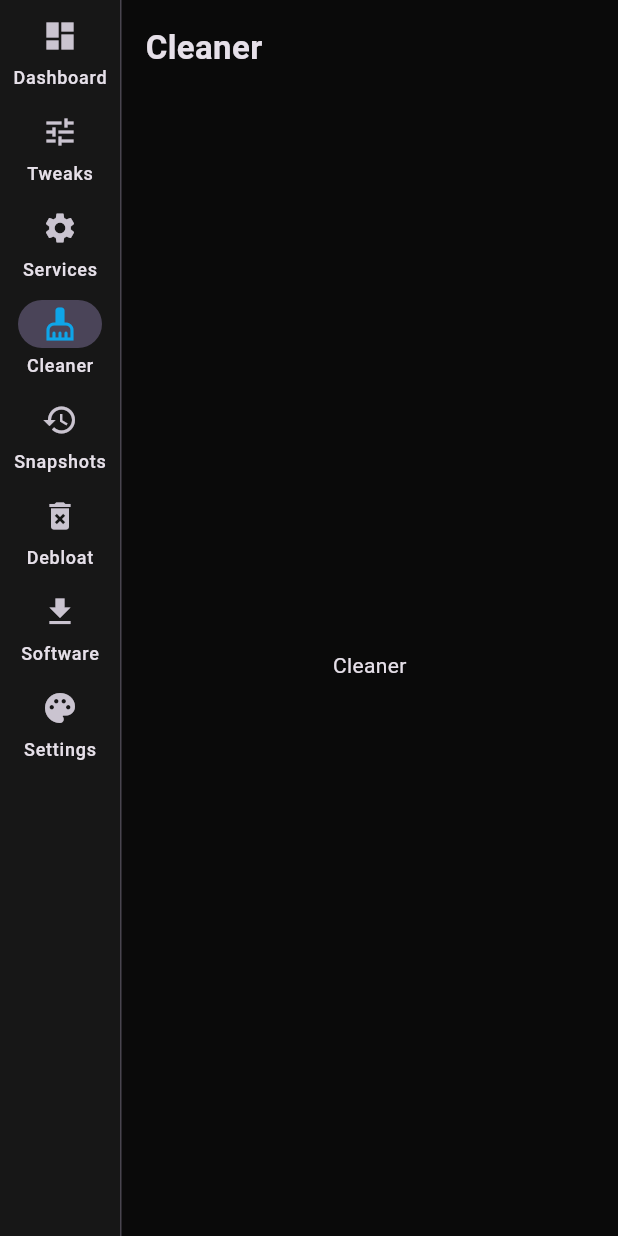
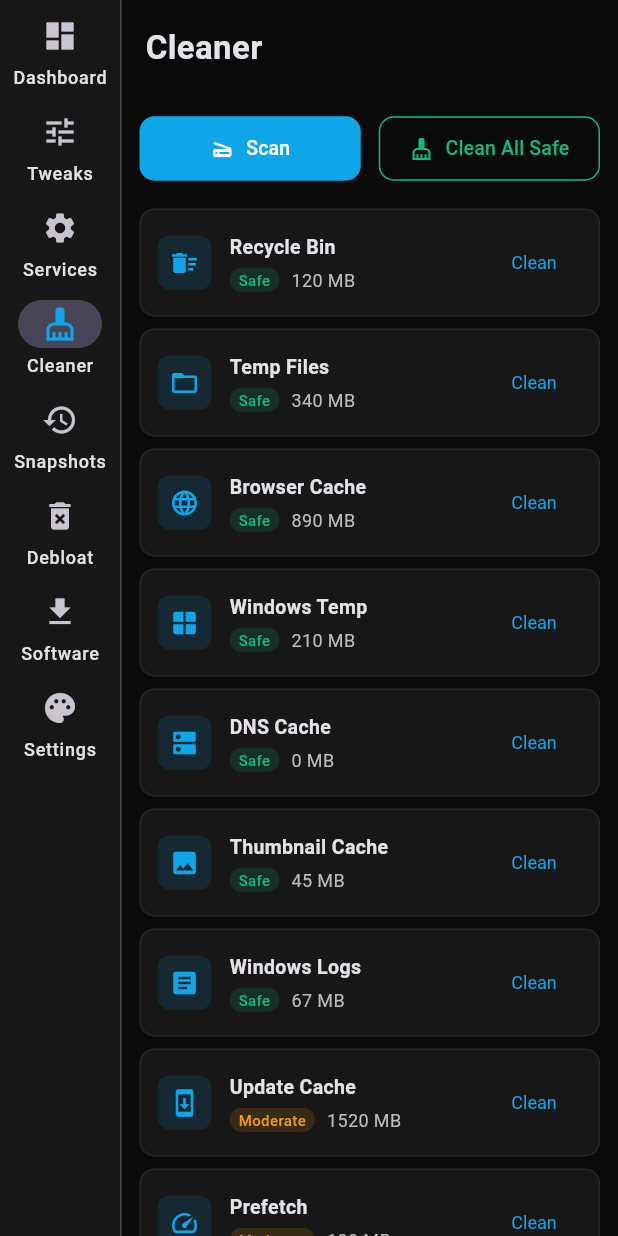
Before and after one commit to YousefMohiey/ZingerBoost, a Flutter app: the screen it shows after launch, after a tap on "Tweaks", after a tap on "Services", after a tap on "Cleaner", on a phone screen of 412 x 824 dp. Run offline on Flutter 3.47's test engine with Material 3 defaults, Android fonts, the phone set to English and light mode, and no system bars.

Commit message:
feat: all 8 pages — Dashboard, Tweaks, Services, Cleaner, Snapshots, Debloat, Software, Settings
All pages in separate files. Brackets balanced in all 8 files.
Self-contained widgets — no cross-file imports except main.dart.

```diff
--- /dev/null
+++ b/zingerboost_flutter/lib/cleaner_page.dart
@@ -0,0 +1,85 @@
+import 'package:flutter/material.dart';
+
+class CleanerPage extends StatelessWidget {
+  const CleanerPage({super.key});
+
+  static const _items = [
+    _Cln(Icons.delete_sweep, 'Recycle Bin', 'Safe', 120),
+    _Cln(Icons.folder_open, 'Temp Files', 'Safe', 340),
+    _Cln(Icons.language, 'Browser Cache', 'Safe', 890),
+    _Cln(Icons.window, 'Windows Temp', 'Safe', 210),
+    _Cln(Icons.dns, 'DNS Cache', 'Safe', 0),
+    _Cln(Icons.image, 'Thumbnail Cache', 'Safe', 45),
+    _Cln(Icons.article, 'Windows Logs', 'Safe', 67),
+    _Cln(Icons.system_update, 'Update Cache', 'Moderate', 1520),
+    _Cln(Icons.speed, 'Prefetch', 'Moderate', 180),
+  ];
+
+  @override Widget build(BuildContext c) {
+    return ListView(padding: const EdgeInsets.all(12), children: [
+      Row(children: [
+        Expanded(
+          child: ElevatedButton.icon(
+            onPressed: () => ScaffoldMessenger.of(c).showSnackBar(const SnackBar(content: Text('Scanning complete!'))),
+            icon: const Icon(Icons.scanner, size: 16),
+            label: const Text('Scan', style: TextStyle(fontSize: 13)),
+            style: ElevatedButton.styleFrom(
+              foregroundColor: Colors.white, backgroundColor: const Color(0xFF0EA5E9),
+              padding: const EdgeInsets.symmetric(vertical: 12), shape: RoundedRectangleBorder(borderRadius: BorderRadius.circular(10)))),
+        ),
+        const SizedBox(width: 12),
+        Expanded(
+          child: OutlinedButton.icon(
+            onPressed: () => ScaffoldMessenger.of(c).showSnackBar(const SnackBar(content: Text('Safe items cleaned!'))),
+            icon: const Icon(Icons.cleaning_services, size: 16),
+            label: const Text('Clean All Safe', style: TextStyle(fontSize: 13)),
+            style: OutlinedButton.styleFrom(
+              foregroundColor: const Color(0xFF10B981), side: const BorderSide(color: Color(0xFF10B981)),
+              padding: const EdgeInsets.symmetric(vertical: 12), shape: RoundedRectangleBorder(borderRadius: BorderRadius.circular(10)))),
+        ),
+      ]),
+      const SizedBox(height: 16),
+      ..._items.map((i) => Card(
+        color: const Color(0xFF171717),
+        margin: const EdgeInsets.only(bottom: 8),
+        shape: RoundedRectangleBorder(borderRadius: BorderRadius.circular(10), side: const BorderSide(color: Color(0xFF262626))),
+        child: Padding(padding: const EdgeInsets.all(12), child: Row(children: [
+          Container(
+            padding: const EdgeInsets.all(8),
+            decoration: BoxDecoration(color: const Color(0xFF0EA5E9).withOpacity(0.12), borderRadius: BorderRadius.circular(8)),
+            child: Icon(i.icon, color: const Color(0xFF0EA5E9), size: 20)),
+          const SizedBox(width: 12),
+          Expanded(child: Column(crossAxisAlignment: CrossAxisAlignment.start, children: [
+            Text(i.name, style: const TextStyle(fontWeight: FontWeight.w600, fontSize: 13)),
+            const SizedBox(height: 4),
+            Row(children: [
+              Container(
+                padding: const EdgeInsets.symmetric(horizontal: 6, vertical: 1),
+                decoration: BoxDecoration(
+                  color: i.risk == 'Safe' ? const Color(0xFF10B981).withOpacity(0.15) : const Color(0xFFF59E0B).withOpacity(0.15),
+                  borderRadius: BorderRadius.circular(20)),
+                child: Text(i.risk, style: TextStyle(
+                  color: i.risk == 'Safe' ? const Color(0xFF10B981) : const Color(0xFFF59E0B),
+                  fontSize: 10, fontWeight: FontWeight.w500)),
+              ),
+              const SizedBox(width: 8),
+              Text('${i.size} MB', style: TextStyle(color: Colors.grey.shade400, fontSize: 12)),
+            ]),
+          ])),
+          TextButton(
+            onPressed: () => ScaffoldMessenger.of(c).showSnackBar(SnackBar(content: Text('${i.name} cleaned!'))),
+            style: TextButton.styleFrom(
+              foregroundColor: const Color(0xFF0EA5E9), padding: const EdgeInsets.symmetric(horizontal: 12, vertical: 6), textStyle: const TextStyle(fontSize: 12)),
+            child: const Text('Clean')),
+        ])),
+      )),
+    ]);
+  }
+}
+
+class _Cln {
+  final IconData icon;
+  final String name, risk;
+  final int size;
+  const _Cln(this.icon, this.name, this.risk, this.size);
+}
--- a/zingerboost_flutter/lib/main.dart
+++ b/zingerboost_flutter/lib/main.dart
@@ -1,6 +1,11 @@
 import 'package:flutter/material.dart';
 import 'dash_page.dart';
 import 'tweaks_page.dart';
+import 'services_page.dart';
+import 'cleaner_page.dart';
+import 'snapshots_page.dart';
+import 'debloat_page.dart';
+import 'software_page.dart';
 
 void main() {
   WidgetsFlutterBinding.ensureInitialized();
@@ -49,11 +54,11 @@
   final _pages = const [
     DashPage(),
     TweaksPage(),
-    Center(child: Text('Services')),
-    Center(child: Text('Cleaner')),
-    Center(child: Text('Snapshots')),
-    Center(child: Text('Debloat')),
-    Center(child: Text('Software')),
+    ServicesPage(),
+    CleanerPage(),
+    SnapshotsPage(),
+    DebloatPage(),
+    SoftwarePage(),
     SettPage(),
   ];
   @override
--- /dev/null
+++ b/zingerboost_flutter/lib/services_page.dart
@@ -0,0 +1,81 @@
+import 'package:flutter/material.dart';
+
+class ServicesPage extends StatelessWidget {
+  const ServicesPage({super.key});
+
+  static const _services = [
+    _Svc('DPS', 'Diagnostic Policy Service', true),
+    _Svc('WdiServiceHost', 'Diagnostic Service Host', false),
+    _Svc('WdiSystemHost', 'Diagnostic System Host', true),
+    _Svc('SysMain', 'SysMain (Superfetch)', true),
+    _Svc('WSearch', 'Windows Search', true),
+    _Svc('wuauserv', 'Windows Update', true),
+    _Svc('BITS', 'Background Intelligent Transfer', false),
+    _Svc('TabletInputService', 'Touch Keyboard & Handwriting', true),
+    _Svc('XblAuthManager', 'Xbox Live Auth Manager', true),
+    _Svc('XblGameSave', 'Xbox Live Game Save', false),
+    _Svc('XboxNetApiSvc', 'Xbox Live Networking', true),
+    _Svc('dmwappushservice', 'Device Management WAP Push', true),
+  ];
+
+  @override Widget build(BuildContext c) {
+    return ListView(padding: const EdgeInsets.all(12), children: [
+      Container(
+        margin: const EdgeInsets.only(bottom: 12),
+        padding: const EdgeInsets.symmetric(horizontal: 14, vertical: 10),
+        decoration: BoxDecoration(color: const Color(0xFFEF4444).withOpacity(0.12), borderRadius: BorderRadius.circular(10)),
+        child: Row(children: [
+          Icon(Icons.warning_amber_rounded, color: const Color(0xFFEF4444), size: 18),
+          const SizedBox(width: 10),
+          const Expanded(child: Text('Disabling critical services may break functionality. Proceed with caution.', style: TextStyle(fontSize: 12, color: Colors.white70))),
+        ]),
+      ),
+      ..._services.map((s) => Card(
+        color: const Color(0xFF171717),
+        margin: const EdgeInsets.only(bottom: 8),
+        shape: RoundedRectangleBorder(borderRadius: BorderRadius.circular(10), side: const BorderSide(color: Color(0xFF262626))),
+        child: Padding(padding: const EdgeInsets.all(14), child: Column(crossAxisAlignment: CrossAxisAlignment.start, children: [
+          Row(children: [
+            Expanded(child: Column(crossAxisAlignment: CrossAxisAlignment.start, children: [
+              Text(s.name, style: const TextStyle(fontWeight: FontWeight.w600, fontSize: 14)),
+              const SizedBox(height: 2),
+              Text(s.display, style: TextStyle(color: Colors.grey.shade500, fontSize: 12)),
+            ])),
+            Container(
+              padding: const EdgeInsets.symmetric(horizontal: 8, vertical: 3),
+              decoration: BoxDecoration(
+                color: s.running ? const Color(0xFF10B981).withOpacity(0.15) : Colors.grey.withOpacity(0.15),
+                borderRadius: BorderRadius.circular(20),
+              ),
+              child: Text(s.running ? 'Running' : 'Stopped', style: TextStyle(
+                color: s.running ? const Color(0xFF10B981) : Colors.grey,
+                fontSize: 11, fontWeight: FontWeight.w500)),
+            ),
+          ]),
+          const SizedBox(height: 12),
+          Row(mainAxisAlignment: MainAxisAlignment.end, children: [
+            OutlinedButton(
+              onPressed: () => ScaffoldMessenger.of(c).showSnackBar(SnackBar(content: Text('${s.name} stopped!'))),
+              style: OutlinedButton.styleFrom(
+                foregroundColor: const Color(0xFFEF4444), side: const BorderSide(color: Color(0xFFEF4444)),
+                padding: const EdgeInsets.symmetric(horizontal: 14, vertical: 6), textStyle: const TextStyle(fontSize: 12)),
+              child: const Text('Stop')),
+            const SizedBox(width: 8),
+            OutlinedButton(
+              onPressed: () => ScaffoldMessenger.of(c).showSnackBar(SnackBar(content: Text('${s.name} disabled!'))),
+              style: OutlinedButton.styleFrom(
+                foregroundColor: Colors.grey, side: const BorderSide(color: Color(0xFF262626)),
+                padding: const EdgeInsets.symmetric(horizontal: 14, vertical: 6), textStyle: const TextStyle(fontSize: 12)),
+              child: const Text('Disable')),
+          ]),
+        ])),
+      )),
+    ]);
+  }
+}
+
+class _Svc {
+  final String name, display;
+  final bool running;
+  const _Svc(this.name, this.display, this.running);
+}
```
Also changed, not shown: zingerboost_flutter/lib/debloat_page.dart (added, +108 -0 lines), zingerboost_flutter/lib/snapshots_page.dart (added, +77 -0 lines), zingerboost_flutter/lib/software_page.dart (added, +80 -0 lines).
